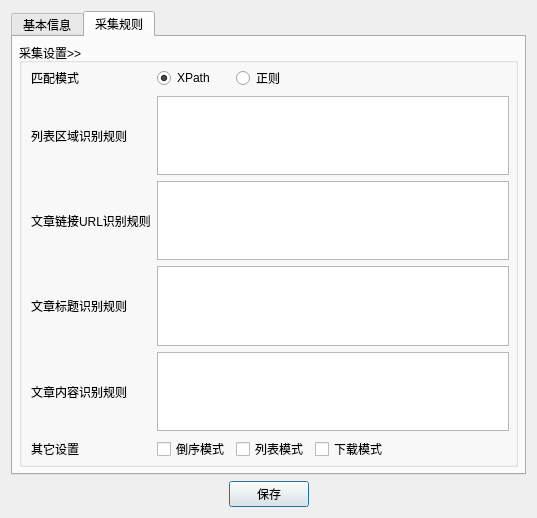
Above: UI/Robot.ui from leaboy/pycollect before the change. Below: the same form after it.
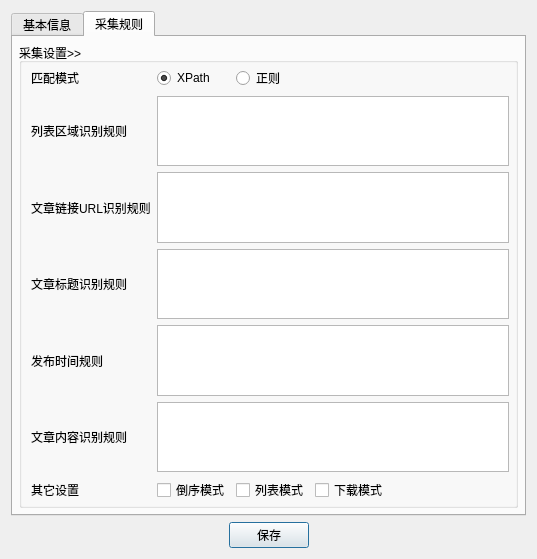
That is the form after the change. The open tabs and pages were chosen to show the change.

What changed in the file:
```diff
--- a/UI/Robot.ui
+++ b/UI/Robot.ui
@@ -7,7 +7,7 @@
     <x>0</x>
     <y>0</y>
     <width>537</width>
-    <height>462</height>
+    <height>536</height>
    </rect>
   </property>
   <property name="windowTitle">
@@ -531,17 +531,17 @@
             <item row="3" column="1" colspan="4">
              <widget class="QPlainTextEdit" name="subjectrule"/>
             </item>
-            <item row="4" column="0">
+            <item row="5" column="0">
              <widget class="QLabel" name="label_41">
               <property name="text">
                <string>文章内容识别规则</string>
               </property>
              </widget>
             </item>
-            <item row="4" column="1" colspan="4">
+            <item row="5" column="1" colspan="4">
              <widget class="QPlainTextEdit" name="messagerule"/>
             </item>
-            <item row="5" column="0">
+            <item row="6" column="0">
              <widget class="QLabel" name="label_43">
               <property name="text">
                <string>其它设置</string>
@@ -565,7 +565,7 @@
               </property>
              </widget>
             </item>
-            <item row="5" column="1">
+            <item row="6" column="1">
              <widget class="QCheckBox" name="reversemode">
               <property name="sizePolicy">
                <sizepolicy hsizetype="Fixed" vsizetype="Fixed">
@@ -578,7 +578,7 @@
               </property>
              </widget>
             </item>
-            <item row="5" column="2">
+            <item row="6" column="2">
              <widget class="QCheckBox" name="linkmode">
               <property name="sizePolicy">
                <sizepolicy hsizetype="Fixed" vsizetype="Fixed">
@@ -591,7 +591,7 @@
               </property>
              </widget>
             </item>
-            <item row="5" column="3">
+            <item row="6" column="3">
              <widget class="QCheckBox" name="downloadmode">
               <property name="sizePolicy">
                <sizepolicy hsizetype="Fixed" vsizetype="Fixed">
@@ -604,7 +604,7 @@
               </property>
              </widget>
             </item>
-            <item row="5" column="4">
+            <item row="6" column="4">
              <spacer name="horizontalSpacer_3">
               <property name="orientation">
                <enum>Qt::Horizontal</enum>
@@ -617,6 +617,16 @@
               </property>
              </spacer>
             </item>
+            <item row="4" column="0">
+             <widget class="QLabel" name="label_2">
+              <property name="text">
+               <string>发布时间规则</string>
+              </property>
+             </widget>
+            </item>
+            <item row="4" column="1" colspan="4">
+             <widget class="QPlainTextEdit" name="timerule"/>
+            </item>
            </layout>
           </item>
          </layout>
```
